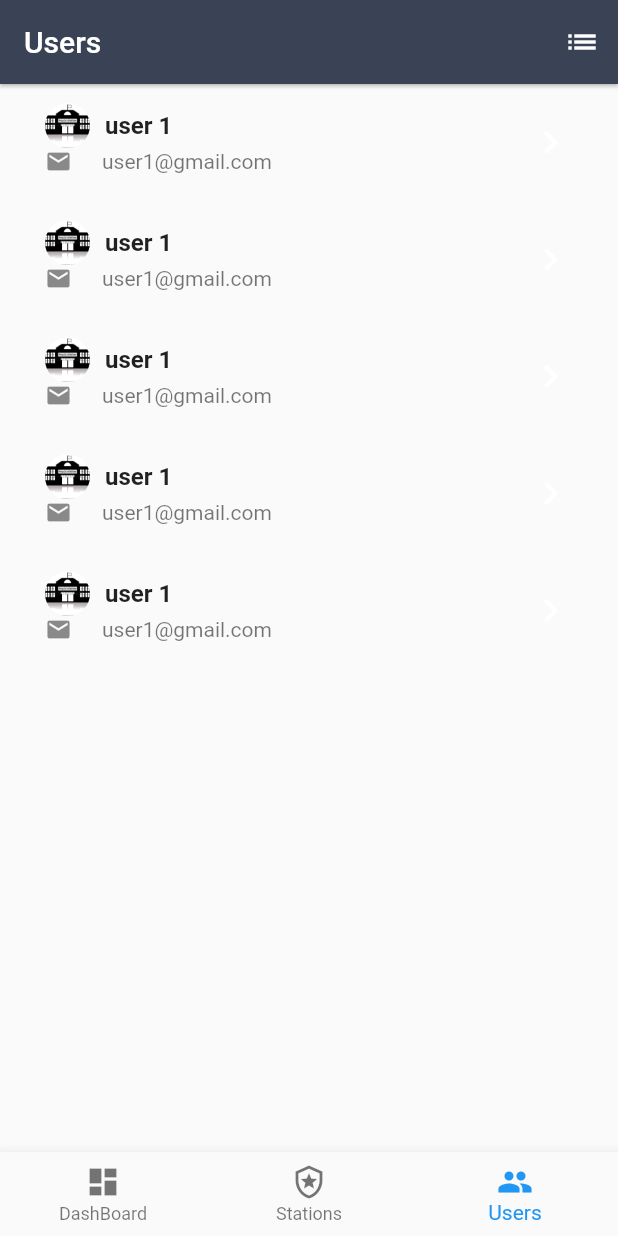
After one commit to Dagim-Fikru/DERASH-Anti-crime-App-using-Flutter, a Flutter app: the screen it shows after launch, item 3 of the bottom bar chosen, after a tap on the "list" icon, on a phone screen of 412 x 824 dp. The commit adds this screen. Run offline on Flutter 3.47's test engine with Material 2 defaults, Android fonts, the phone set to English and light mode, and no system bars; our stand-ins replace google_fonts.

Commit message:
add admin cruds on stations and users

```diff
--- a/derash/lib/main.dart
+++ b/derash/lib/main.dart
@@ -1,3 +1,4 @@
+import 'package:derash/models/profile_manger.dart';
 import 'package:flutter/material.dart';
 import 'package:provider/provider.dart';
 
@@ -21,7 +22,7 @@ class MyApp extends StatefulWidget {
 
 class _MyAppState extends State<MyApp> {
   final _stationManger = StationManager();
-
+  final _profileMangaer = ProfileManager();
   final _appStateManager = AppStateManager();
   late AppRouter _appRouter;
 
@@ -29,7 +30,8 @@ class _MyAppState extends State<MyApp> {
   void initState() {
     _appRouter = AppRouter(
       appStateManager: _appStateManager,
-      stationManger: _stationManger,
+      stationManager: _stationManger,
+      profileManager: _profileMangaer,
     );
     super.initState();
   }
@@ -43,6 +45,9 @@ class _MyAppState extends State<MyApp> {
         ),
         ChangeNotifierProvider(
           create: (context) => _appStateManager,
+        ),
+        ChangeNotifierProvider(
+          create: (context) => _profileMangaer,
         )
       ],
       child: Consumer<AppStateManager>(
--- a/derash/lib/models/app_state_manager.dart
+++ b/derash/lib/models/app_state_manager.dart
@@ -2,7 +2,8 @@ import 'dart:async';
 import 'package:flutter/material.dart';
 
 class AppStateManager extends ChangeNotifier {
-  bool _loggedIn = false;
+  bool _loggedIn = true;
+  bool _isAdmin = true;
 
   bool get isLoggedIn => _loggedIn;
 
--- a/derash/lib/models/drash_pages.dart
+++ b/derash/lib/models/drash_pages.dart
@@ -1,6 +1,8 @@
 class DerashPages {
   static String stationsPath = '/stations';
   static String loginPath = '/login';
-  static String nostationPath = '/emptylist';
+  static String profilePath = '/profile';
   static String editstationPath = '/editstation';
+  static String adminPath = '/adminscreen';
+  static String usersPath = '/usersscreen';
 }
--- /dev/null
+++ b/derash/lib/models/profile_manger.dart
@@ -0,0 +1,46 @@
+import 'package:derash/models/user.dart';
+import 'package:flutter/material.dart';
+
+import '../service/users_service.dart';
+
+class ProfileManager extends ChangeNotifier {
+  final _users = UserService().getUsers();
+
+  int _selectedIndex = -1;
+  bool _createNewItem = false;
+
+  List<User> get users => _users;
+  int get selectedIndex => _selectedIndex;
+  User? get selectedUser =>
+      _selectedIndex != -1 ? _users[_selectedIndex] : null;
+  bool get isCreatingNewItem => _createNewItem;
+
+  void createNewItem() {
+    _createNewItem = true;
+    notifyListeners();
+  }
+
+  void deleteItem(int index) {
+    _users.removeAt(index);
+    notifyListeners();
+  }
+
+  void itemTapped(int index) {
+    _selectedIndex = index;
+    _createNewItem = false;
+    notifyListeners();
+  }
+
+  void addItem(User item) {
+    _users.add(item);
+    _createNewItem = false;
+    notifyListeners();
+  }
+
+  void updateItem(User item, int index) {
+    _users[index] = item;
+    _selectedIndex = -1;
+    _createNewItem = false;
+    notifyListeners();
+  }
+}
--- /dev/null
+++ b/derash/lib/models/report.dart
@@ -0,0 +1,7 @@
+class Report {
+  String location;
+  String date;
+  String description;
+  Report(
+      {required this.location, required this.date, required this.description});
+}
--- a/derash/lib/models/station_manger.dart
+++ b/derash/lib/models/station_manger.dart
@@ -1,47 +1,58 @@
 import 'dart:async';
 
+import 'package:derash/models/user.dart';
 import 'package:flutter/material.dart';
 
 import '../service/stations_service.dart';
+import '../service/users_service.dart';
 import 'station.dart';
 
 class StationManager extends ChangeNotifier {
   final _stations = StationsService().getStations() ?? <Station>[];
+  final _users = UserService().getUsers();
+  int _selectedTab = 0;
   int _selectedIndex = -1;
   bool _createNewItem = false;
 
+  int get selectedTab => _selectedTab;
   List<Station> get stations => _stations;
+  List<User> get users => _users;
   int get selectedIndex => _selectedIndex;
   Station? get selectedStation =>
       _selectedIndex != -1 ? _stations[_selectedIndex] : null;
   bool get isCreatingNewItem => _createNewItem;
 
-  void createNewStation() {
+  void createNewItem() {
     _createNewItem = true;
     notifyListeners();
   }
 
-  void deleteStation(int index) {
+  void deleteItem(int index) {
     _stations.removeAt(index);
     notifyListeners();
   }
 
-  void stationTapped(int index) {
+  void itemTapped(int index) {
     _selectedIndex = index;
     _createNewItem = false;
     notifyListeners();
   }
 
-  void addStation(Station item) {
+  void addItem(Station item) {
     _stations.add(item);
     _createNewItem = false;
     notifyListeners();
   }
 
-  void updateStation(Station item, int index) {
+  void updateItem(Station item, int index) {
     _stations[index] = item;
     _selectedIndex = -1;
     _createNewItem = false;
+    notifyListeners();
+  }
+
+  void goToTab(int index) {
+    _selectedTab = index;
     notifyListeners();
   }
 
--- /dev/null
+++ b/derash/lib/models/user.dart
@@ -0,0 +1,11 @@
+import 'package:derash/models/report.dart';
+
+class User {
+  String id;
+  String username;
+  String email;
+  String? password;
+  List<Report>? reports;
+
+  User({required this.username, required this.email, required this.id});
+}
--- a/derash/lib/navigation/app_router.dart
+++ b/derash/lib/navigation/app_router.dart
@@ -1,92 +1,82 @@
+import 'package:derash/models/profile_manger.dart';
+import 'package:derash/screens/admin_screen.dart';
+import 'package:derash/screens/profile_screen.dart';
 import 'package:flutter/material.dart';
 import '../models/app_state_manager.dart';
 
 import '../models/drash_pages.dart';
 import '../models/station_manger.dart';
 import '../screens/edit_station.dart';
-import '../screens/no_station_screen.dart';
+
 import '../screens/stations_list_screen.dart';
 
-// 1
 class AppRouter extends RouterDelegate
     with ChangeNotifier, PopNavigatorRouterDelegateMixin {
-// 2
   @override
   final GlobalKey<NavigatorState> navigatorKey;
-// 3
   final AppStateManager appStateManager;
-// 4
-  final StationManager stationManger;
-// 5
+  final StationManager stationManager;
+  final ProfileManager profileManager;
 
   AppRouter({
     required this.appStateManager,
-    required this.stationManger,
+    required this.stationManager,
+    required this.profileManager,
   }) : navigatorKey = GlobalKey<NavigatorState>() {
     appStateManager.addListener(notifyListeners);
-    stationManger.addListener(notifyListeners);
+    stationManager.addListener(notifyListeners);
+    profileManager.addListener(notifyListeners);
   }
 
   @override
   void dispose() {
     appStateManager.removeListener(notifyListeners);
-    stationManger.removeListener(notifyListeners);
-
+    stationManager.removeListener(notifyListeners);
+    profileManager.removeListener(notifyListeners);
     super.dispose();
   }
 
-// 6
   @override
   Widget build(BuildContext context) {
-// 7
     return Navigator(
-// 8
       key: navigatorKey,
       onPopPage: _handlePopPage,
-// 9
       pages: [
-        if (stationManger.stations.length > 0)
-          StationListScreen.page(stationManger),
-        if (stationManger.stations.length == 0 &&
-            !stationManger.isCreatingNewItem)
-          EmptyStationsScreen.page(),
-        if (stationManger.isCreatingNewItem)
+        if (appStateManager.isLoggedIn)
+          AdminScreen.page(
+              stationManager.selectedTab, stationManager, profileManager),
+        if (profileManager.selectedIndex != -1)
+          ProfileScreen.page(
+              profileManager.users[profileManager.selectedIndex]),
+        if (stationManager.isCreatingNewItem)
           EditStationScreen.page(
               onCreate: (item) {
-                stationManger.addStation(item);
+                stationManager.addItem(item);
               },
               onUpdate: (item, index) {}),
-        if (stationManger.selectedIndex != -1)
+        if (stationManager.selectedIndex != -1)
           EditStationScreen.page(
-              item: stationManger.stations[stationManger.selectedIndex],
-              index: stationManger.selectedIndex,
+              item: stationManager.stations[stationManager.selectedIndex],
+              index: stationManager.selectedIndex,
               onCreate: (item) {},
               onUpdate: (item, index) {
-                stationManger.updateStation(item, index);
+                stationManager.updateItem(item, index);
               }),
       ],
     );
   }
 
-  bool _handlePopPage(
-// 1
-      Route<dynamic> route,
-// 2
-      result) {
-// 3
+  bool _handlePopPage(Route<dynamic> route, result) {
     if (!route.didPop(result)) {
-// 4
       return false;
     }
     if (route.settings.name == DerashPages.editstationPath) {
-      stationManger.stationTapped(-1);
+      stationManager.itemTapped(-1);
     }
-// 5
 
     return true;
   }
 
-// 10
   @override
   Future<void> setNewRoutePath(configuration) async => null;
 }
--- /dev/null
+++ b/derash/lib/screens/admin_screen.dart
@@ -0,0 +1,87 @@
+import 'package:derash/models/drash_pages.dart';
+import 'package:derash/models/profile_manger.dart';
+import 'package:derash/models/station_manger.dart';
+import 'package:derash/screens/dash_board_screen.dart';
+import 'package:derash/screens/stations_list_screen.dart';
+import 'package:derash/screens/users_screen.dart';
+import 'package:flutter/material.dart';
+import 'package:provider/provider.dart';
+
+import '../models/app_state_manager.dart';
+
+class AdminScreen extends StatelessWidget {
+  final StationManager stationmanager;
+  final ProfileManager profilemanager;
+  final int currentTab;
+  static MaterialPage page(
+    int currentTab,
+    StationManager smanager,
+    ProfileManager pmanager,
+  ) {
+    return MaterialPage(
+      name: DerashPages.adminPath,
+      key: ValueKey(DerashPages.adminPath),
+      child: AdminScreen(
+        stationmanager: smanager,
+        profilemanager: pmanager,
+        currentTab: currentTab,
+      ),
+    );
+  }
+
+  AdminScreen({
+    Key? key,
+    required this.stationmanager,
+    required this.profilemanager,
+    required this.currentTab,
+  }) : super(key: key);
+
+  late List<Widget> pages = <Widget>[
+    DashBoardScreen(),
+    StationListScreen(manager: stationmanager),
+    UsersScreen(
+      manager: profilemanager,
+    ),
+  ];
+
+  @override
+  Widget build(BuildContext context) {
+    return Consumer<AppStateManager>(
+      builder: (
+        context,
+        appStateManager,
+        child,
+      ) {
+        return Scaffold(
+          body: IndexedStack(
+            index: currentTab,
+            children: pages,
+          ),
+          bottomNavigationBar: BottomNavigationBar(
+            selectedItemColor:
+                Theme.of(context).textSelectionTheme.selectionColor,
+            currentIndex: currentTab,
+            onTap: (index) {
+              Provider.of<StationManager>(context, listen: false)
+                  .goToTab(index);
+            },
+            items: const <BottomNavigationBarItem>[
+              BottomNavigationBarItem(
+                icon: Icon(Icons.dashboard),
+                label: 'DashBoard',
+              ),
+              BottomNavigationBarItem(
+                icon: Icon(Icons.local_police_outlined),
+                label: 'Stations',
+              ),
+              BottomNavigationBarItem(
+                icon: Icon(Icons.people),
+                label: 'Users',
+              ),
+            ],
+          ),
+        );
+      },
+    );
+  }
+}
--- /dev/null
+++ b/derash/lib/screens/dash_board_screen.dart
@@ -0,0 +1,10 @@
+import 'package:flutter/material.dart';
+
+class DashBoardScreen extends StatelessWidget {
+  const DashBoardScreen({Key? key}) : super(key: key);
+
+  @override
+  Widget build(BuildContext context) {
+    return Container(child: Center(child: Text('Dashboard')));
+  }
+}
--- a/derash/lib/screens/stations_list_screen.dart
+++ b/derash/lib/screens/stations_list_screen.dart
@@ -46,7 +46,7 @@ class StationListScreen extends StatelessWidget {
                   ),
                 ),
                 onDismissed: (direction) {
-                  manager.deleteStation(index);
+                  manager.deleteItem(index);
                   ScaffoldMessenger.of(context).showSnackBar(
                     SnackBar(
                       content: Text('${item.location} dismissed'),
@@ -64,7 +64,7 @@ class StationListScreen extends StatelessWidget {
                     },
                   ),
                   onTap: () {
-                    manager.stationTapped(index);
+                    manager.itemTapped(index);
                   },
                 ),
               );
@@ -80,7 +80,7 @@ class StationListScreen extends StatelessWidget {
             Icons.add,
           ),
           onPressed: () {
-            manager.createNewStation();
+            manager.createNewItem();
           }),
     );
   }
--- /dev/null
+++ b/derash/lib/screens/users_screen.dart
@@ -0,0 +1,100 @@
+import 'package:derash/components/usertile.dart';
+import 'package:derash/models/profile_manger.dart';
+import 'package:flutter/material.dart';
+import 'package:provider/provider.dart';
+
+import '../components/station_tile.dart';
+import '../models/drash_pages.dart';
+import '../models/station_manger.dart';
+import '../models/user.dart';
+
+class UsersScreen extends StatefulWidget {
+  final ProfileManager manager;
+  static MaterialPage page(ProfileManager manager) {
+    return MaterialPage(
+      name: DerashPages.usersPath,
+      key: ValueKey(DerashPages.usersPath),
+      child: UsersScreen(manager: manager),
+    );
+  }
+
+  const UsersScreen({Key? key, required this.manager}) : super(key: key);
+
+  @override
+  State<UsersScreen> createState() => _UsersScreenState();
+}
+
+class _UsersScreenState extends State<UsersScreen> {
+  @override
+  Widget build(BuildContext context) {
+    final users = widget.manager.users;
+    return Scaffold(
+      appBar: buildAppBar(context),
+      // backgroundColor: const Color.fromRGBO(58, 66, 86, 1.0),
+      body: buildBody(context),
+    );
+  }
+
+  PreferredSizeWidget? buildAppBar(BuildContext context) {
+    return AppBar(
+        elevation: 1.0,
+        backgroundColor: const Color.fromRGBO(58, 66, 86, 1.0),
+        title: const Text('Users'),
+        actions: <Widget>[
+          IconButton(onPressed: () {}, icon: const Icon(Icons.list))
+        ]);
+  }
+
+  Widget buildBody(BuildContext context) {
+    final users = widget.manager.users;
+    return Container(
+      padding: EdgeInsets.only(left: 10, right: 10),
+      child: ListView.builder(
+        scrollDirection: Axis.vertical,
+        shrinkWrap: true,
+        itemCount: users.length,
+        itemBuilder: (context, index) {
+          final item = users[index];
+          return InkWell(
+            child: makeListTile(context, item),
+            onTap: () {
+              widget.manager.itemTapped(index);
+            },
+          );
+        },
+      ),
+    );
+  }
+
+  Widget makeListTile(BuildContext context, User user) {
+    return ListTile(
+      contentPadding:
+          const EdgeInsets.symmetric(horizontal: 20.0, vertical: 3.0),
+      title: Row(children: [
+        CircleAvatar(
+          radius: 15,
+          backgroundColor: Color.fromARGB(0, 77, 61, 61),
+          backgroundImage: AssetImage('assets/myimage.webp'),
+          // child: Image.asset("assets/myimage.webp")
+        ),
+        SizedBox(width: 10),
+        Text(
+          user.username,
+          style: TextStyle(fontWeight: FontWeight.bold),
+        ),
+      ]),
+      subtitle: Row(
+        children: <Widget>[
+          SizedBox(height: 10),
+          const Icon(Icons.email, size: 18),
+          SizedBox(width: 20),
+          Text(
+            user.email,
+          )
+        ],
+      ),
+      trailing: const Icon(Icons.keyboard_arrow_right,
+          color: Colors.white, size: 30.0),
+    );
+  }
+}
--- /dev/null
+++ b/derash/lib/service/users_service.dart
@@ -0,0 +1,13 @@
+import '../models/user.dart';
+
+class UserService {
+  List<User> getUsers() {
+    return [
+      User(id: '1', username: 'user 1', email: 'user1@gmail.com'),
+      User(id: '2', username: 'user 1', email: 'user1@gmail.com'),
+      User(id: '3', username: 'user 1', email: 'user1@gmail.com'),
+      User(id: '4', username: 'user 1', email: 'user1@gmail.com'),
+      User(id: '5', username: 'user 1', email: 'user1@gmail.com'),
+    ];
+  }
+}
--- a/derash/pubspec.yaml
+++ b/derash/pubspec.yaml
@@ -62,9 +62,9 @@ flutter:
   uses-material-design: true
 
   # To add assets to your application, add an assets section, like this:
-  # assets:
-  #   - images/a_dot_burr.jpeg
-  #   - images/a_dot_ham.jpeg
+  assets:
+    - assets/
+
 
   # An image asset can refer to one or more resolution-specific "variants", see
   # https://flutter.dev/assets-and-images/#resolution-aware.
```
Also changed, not shown: derash/lib/components/usertile.dart (added, +28 -0 lines), derash/lib/screens/no_station_screen.dart (deleted, +0 -39 lines), derash/lib/screens/profile_screen.dart (added, +94 -0 lines), derash/assets/myimage.webp (added), 1 other file.
